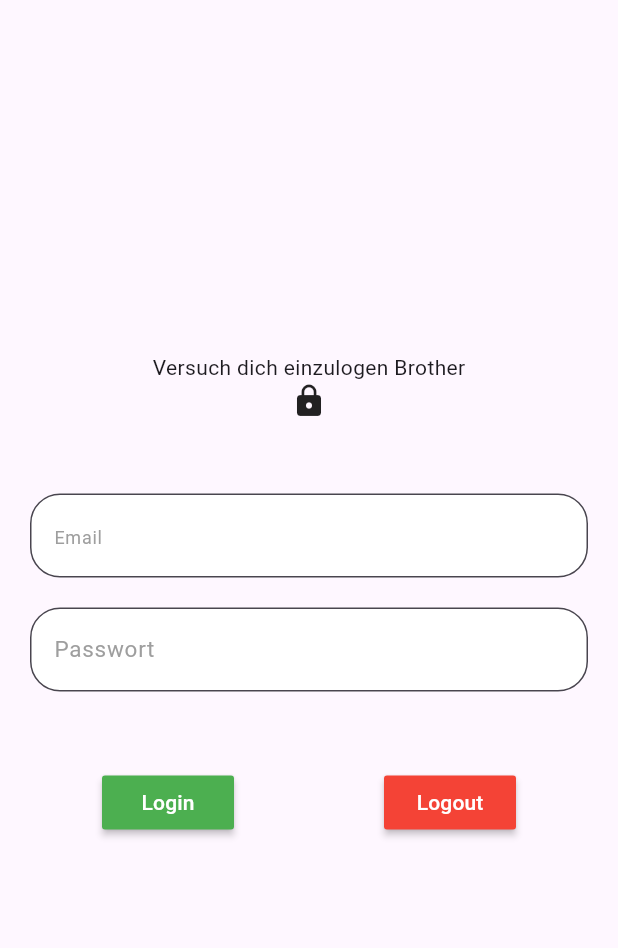
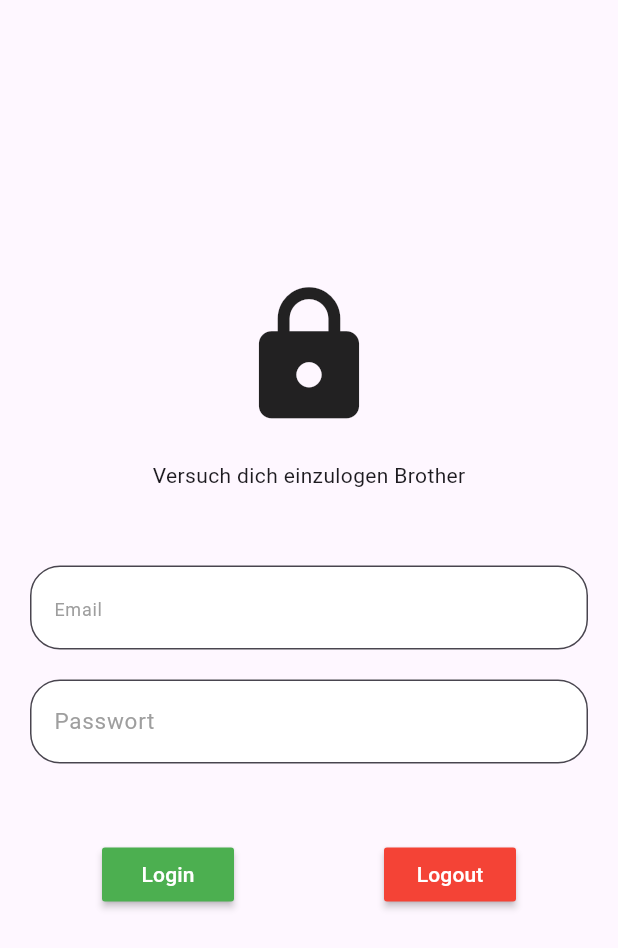
Before and after one commit to MisterFadi/firebase_test, a Flutter app: the screen it shows after launch, on a phone screen of 412 x 824 dp. Shown: the top 948 px of the screen. Run offline on Flutter 3.47's test engine with Material 3 defaults, Android fonts, the phone set to English and light mode, and no system bars; our stand-ins replace firebase_auth, firebase_core; accounts and stored records are empty; statements that could not run were skipped.

Commit message:
change Lock Icon size

```diff
--- a/lib/main_app.dart
+++ b/lib/main_app.dart
@@ -37,15 +37,23 @@ class _HomeScreenState extends State<HomeScreen> {
                 if (snapshot.hasData) {
                   return const Column(
                     children: [
+                      Icon(
+                        Icons.lock_open,
+                        size: 100,
+                      ),
+                      SizedBox(height: 20),
                       Text("Endlich !!!"),
-                      Icon(Icons.lock_open),
                     ],
                   );
                 } else if (!snapshot.hasData) {
                   return const Column(
                     children: [
+                      Icon(
+                        Icons.lock,
+                        size: 100,
+                      ),
+                      SizedBox(height: 20),
                       Text("Versuch dich einzulogen Brother"),
-                      Icon(Icons.lock),
                     ],
                   );
                 } else if (snapshot.hasError) {
```
